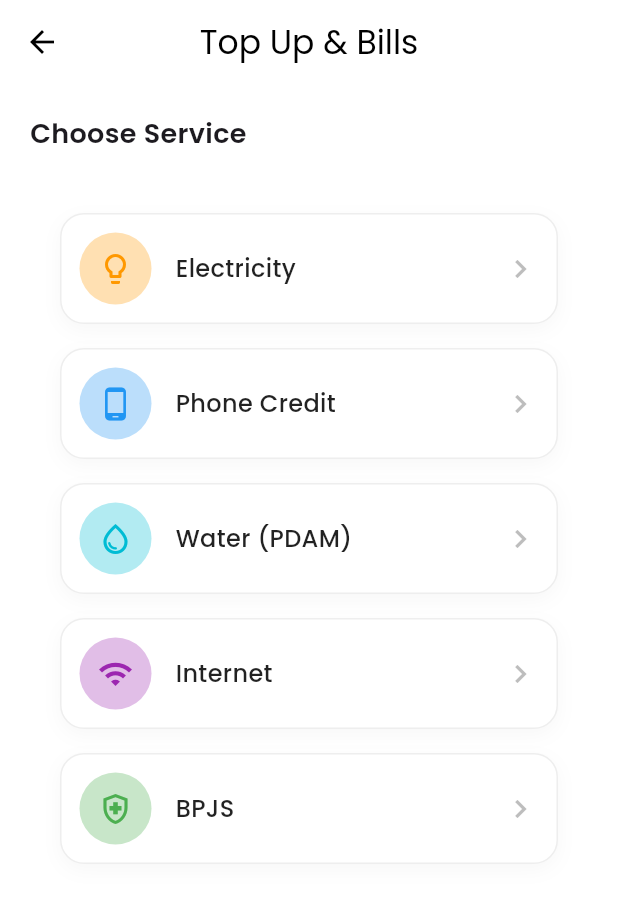
After one commit to archie1345/cashit, a Flutter app: the TopUpMenuPage screen opened by its route, on a phone screen of 412 x 824 dp. The commit adds this screen. Shown: the top 903 px of the screen. Run offline on Flutter 3.47's test engine with Material 3 defaults, Android fonts, the phone set to English and light mode, and no system bars; our stand-ins replace app_links, cloud_firestore, firebase_auth, firebase_core, firebase_storage, flutter_svg and 6 more; missing offline and left inert: flutter_stripe; accounts and stored records are empty; project files that could hold a hidden picture were left out.

Commit message:
basic function works, ui not yet

```diff
--- a/lib/page/addBalancePage.dart
+++ b/lib/page/addBalancePage.dart
@@ -142,6 +142,7 @@ class _AddbalancepageState extends State<Addbalancepage> {
             context,
             MaterialPageRoute(
               builder: (_) => TransactionstatusPage(
+                type: TransactionType.transfer,
                 amount: amount,
                 transactionDate: DateTime.now(),
               ),
@@ -300,8 +301,9 @@ class _AddbalancepageState extends State<Addbalancepage> {
         Navigator.pushReplacement(
   context,
   MaterialPageRoute(
-    builder: (_) => TransactionstatusPage( // Updated Name
-      isSuccess: true, // It's successful here
+    builder: (_) => TransactionstatusPage(
+      type: TransactionType.transfer,
+      isSuccess: true,
       amount: amount,
       transactionDate: DateTime.now(),
     ),
--- /dev/null
+++ b/lib/page/topUpMenu.dart
@@ -0,0 +1,197 @@
+import 'package:cashit/page/topUp.dart';
+import 'package:flutter/material.dart';
+import 'package:google_fonts/google_fonts.dart';
+
+class TopUpMenuPage extends StatelessWidget {
+  const TopUpMenuPage({super.key});
+
+  @override
+  Widget build(BuildContext context) {
+    // List of menu items
+    final List<Map<String, dynamic>> menuItems = [
+      {
+        'label': 'Electricity',
+        'icon': Icons.lightbulb_outline,
+        'color': Colors.orange.shade100,
+        'iconColor': Colors.orange,
+        'page': const TopUpPage(
+          title: 'Electricity Bill',
+          icon: Icons.lightbulb_outline,
+          color: Color(0xFFFFE0B2), // Orange[100]
+          iconColor: Colors.orange,
+          inputLabel: 'Meter Number / ID',
+          placeholder: 'Enter 11-12 digit ID',
+          billerStripeId: 'acct_1SW6MSKB847mXoXV',
+        ),
+      },
+      {
+        'label': 'Phone Credit',
+        'icon': Icons.phone_android,
+        'color': Colors.blue.shade100,
+        'iconColor': Colors.blue,
+        'page': const TopUpPage(
+          title: 'Phone Credit',
+          icon: Icons.phone_android,
+          color: Color(0xFFBBDEFB), // Blue[100]
+          iconColor: Colors.blue,
+          inputLabel: 'Phone Number',
+          placeholder: '08...',
+          billerStripeId: 'acct_1SW6WZKB84mNMPPL',
+        )
+      },
+      {
+        'label': 'Water (PDAM)',
+        'icon': Icons.water_drop_outlined,
+        'color': Colors.cyan.shade100,
+        'iconColor': Colors.cyan,
+        'page': const TopUpPage(
+          title: 'Water Bill (PDAM)',
+          icon: Icons.water_drop_outlined,
+          color: Color(0xFFB2EBF2), // Cyan[100]
+          iconColor: Colors.cyan,
+          inputLabel: 'Customer ID',
+          placeholder: 'Enter Customer ID',
+          billerStripeId: 'acct_1SW6o6KB84Ogk67V',
+        ),
+      },
+      {
+        'label': 'Internet',
+        'icon': Icons.wifi,
+        'color': Colors.purple.shade100,
+        'iconColor': Colors.purple,
+        'page': const TopUpPage(
+          title: 'Internet Bill',
+          icon: Icons.wifi,
+          color: Color(0xFFE1BEE7), // Purple[100]
+          iconColor: Colors.purple,
+          inputLabel: 'Account Number',
+          placeholder: 'Enter Account No',
+          billerStripeId: 'acct_1SW6jJKB842UpowN',
+        ),
+      },
+      {
+        'label': 'BPJS',
+        'icon': Icons.health_and_safety_outlined,
+        'color': Colors.green.shade100,
+        'iconColor': Colors.green,
+        'page': const TopUpPage(
+          title: 'BPJS Kesehatan',
+          icon: Icons.health_and_safety_outlined,
+          color: Color(0xFFC8E6C9), // Green[100]
+          iconColor: Colors.green,
+          inputLabel: 'VA Number',
+          placeholder: 'Enter Virtual Account',
+          billerStripeId: 'acct_1SW6t8KB843Nnas6',
+        ),
+      },
+    ];
+
+    return Scaffold(
+      backgroundColor: Colors.white,
+      appBar: AppBar(
+        title: Text('Top Up & Bills', style: GoogleFonts.poppins(color: Colors.black)),
+        backgroundColor: Colors.white,
+        elevation: 0,
+        centerTitle: true,
+        leading: IconButton(
+          icon: const Icon(Icons.arrow_back, color: Colors.black),
+          onPressed: () => Navigator.pop(context),
+        ),
+      ),
+      body: Padding(
+        padding: const EdgeInsets.all(20.0),
+        child: Column(
+          crossAxisAlignment: CrossAxisAlignment.start,
+          children: [
+            Text(
+              'Choose Service',
+              style: GoogleFonts.poppins(
+                fontSize: 18,
+                fontWeight: FontWeight.w600,
+              ),
+            ),
+            const SizedBox(height: 20),
+            Expanded(
+              child: ListView.separated(
+              padding: const EdgeInsets.all(20.0),
+              itemCount: menuItems.length,
+              separatorBuilder: (context, index) => const SizedBox(height: 16),
+              itemBuilder: (context, index) {
+                final item = menuItems[index];
+                return _buildListItem(context, item);
+                },
+              ),
+            ),
+          ],
+        ),
+      ),
+    );
+  }
+  Widget _buildListItem(BuildContext context, Map<String, dynamic> item) {
+    return GestureDetector(
+      onTap: () {
+        if (item['page'] != null) {
+          Navigator.push(
+            context,
+            MaterialPageRoute(builder: (_) => item['page']),
+          );
+        } else {
+          ScaffoldMessenger.of(context).showSnackBar(
+            SnackBar(content: Text('${item['label']} feature coming soon!')),
+          );
+        }
+      },
+      child: Container(
+        padding: const EdgeInsets.all(12),
+        decoration: BoxDecoration(
+          color: Colors.white,
+          borderRadius: BorderRadius.circular(16),
+          border: Border.all(color: Colors.grey.shade200),
+          boxShadow: [
+            BoxShadow(
+              color: Colors.black.withOpacity(0.03),
+              blurRadius: 10,
+              offset: const Offset(0, 4),
+            ),
+          ],
+        ),
+        child: Row(
+          children: [
+            // Icon Circle
+            Container(
+              padding: const EdgeInsets.all(12),
+              decoration: BoxDecoration(
+                color: item['color'],
+                shape: BoxShape.circle,
+              ),
+              child: Icon(
+                item['icon'],
+                color: item['iconColor'],
+                size: 24,
+              ),
+            ),
+            const SizedBox(width: 16),
+
+            // Label
+            Expanded(
+              child: Text(
+                item['label'],
+                style: GoogleFonts.poppins(
+                  fontSize: 16,
+                  fontWeight: FontWeight.w500,
+                  color: Colors.black87,
+                ),
+              ),
+            ),
+
+            // Arrow Icon
+            Icon(
+              Icons.chevron_right,
+              color: Colors.grey.shade400,
+            ),
+          ],
+        ),
+      ),
+    );
+  }
+}
--- a/lib/page/transferDetails.dart
+++ b/lib/page/transferDetails.dart
@@ -121,6 +121,7 @@ class _TransferDetailsPageState extends State<TransferDetailsPage> {
             context,
             MaterialPageRoute(
               builder: (_) => TransactionstatusPage(
+                type: TransactionType.transfer,
                 isSuccess: true,
                 amount: amount,
                 transactionDate: DateTime.now(),
--- a/lib/widget/bottom_nav.dart
+++ b/lib/widget/bottom_nav.dart
@@ -5,10 +5,10 @@ class BottomNavBar extends StatelessWidget {
   final ValueChanged<int> onTap;
 
   const BottomNavBar({
-    Key? key,
+    super.key,
     required this.currentIndex,
     required this.onTap,
-  }) : super(key: key);
+  });
 
   @override
   Widget build(BuildContext context) {
```
Also changed, not shown: lib/main.dart (+18 -0 lines), lib/page/home.dart (+14 -31 lines), lib/page/topUp.dart (added, +298 -0 lines), lib/page/transactionStatus.dart (+29 -9 lines), lib/widget/recentTransaction.dart (+0 -50 lines), lib/widget/transactionDetail.dart (+5 -12 lines), lib/widget/transactionTileBuilder.dart (+23 -19 lines).
